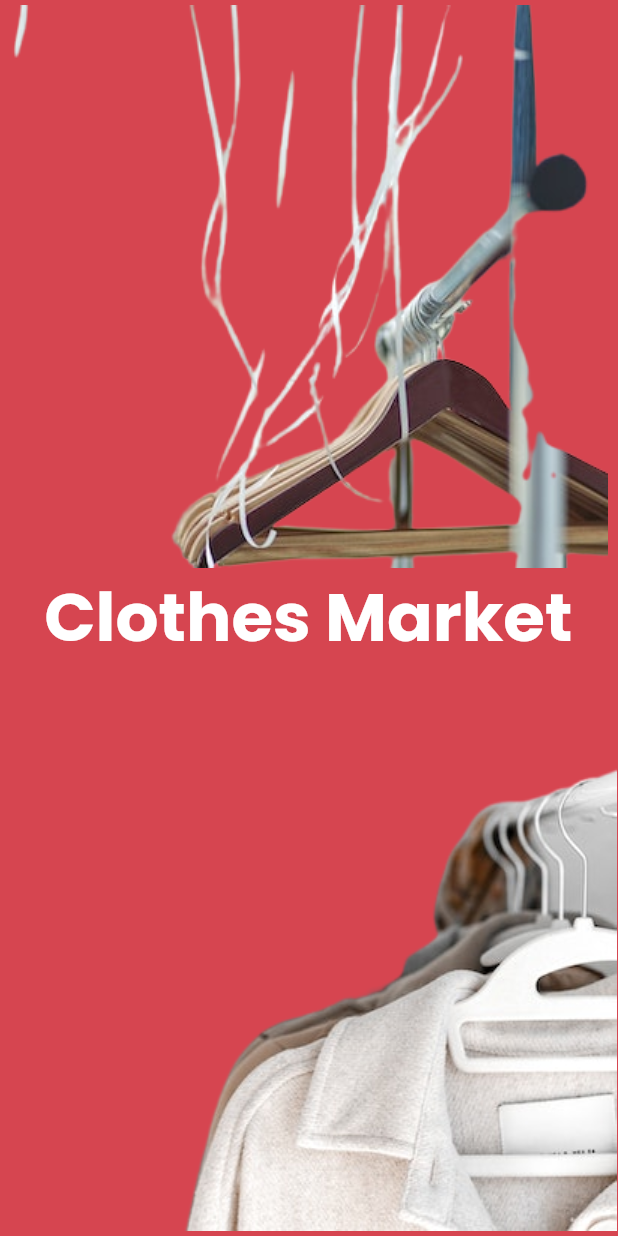
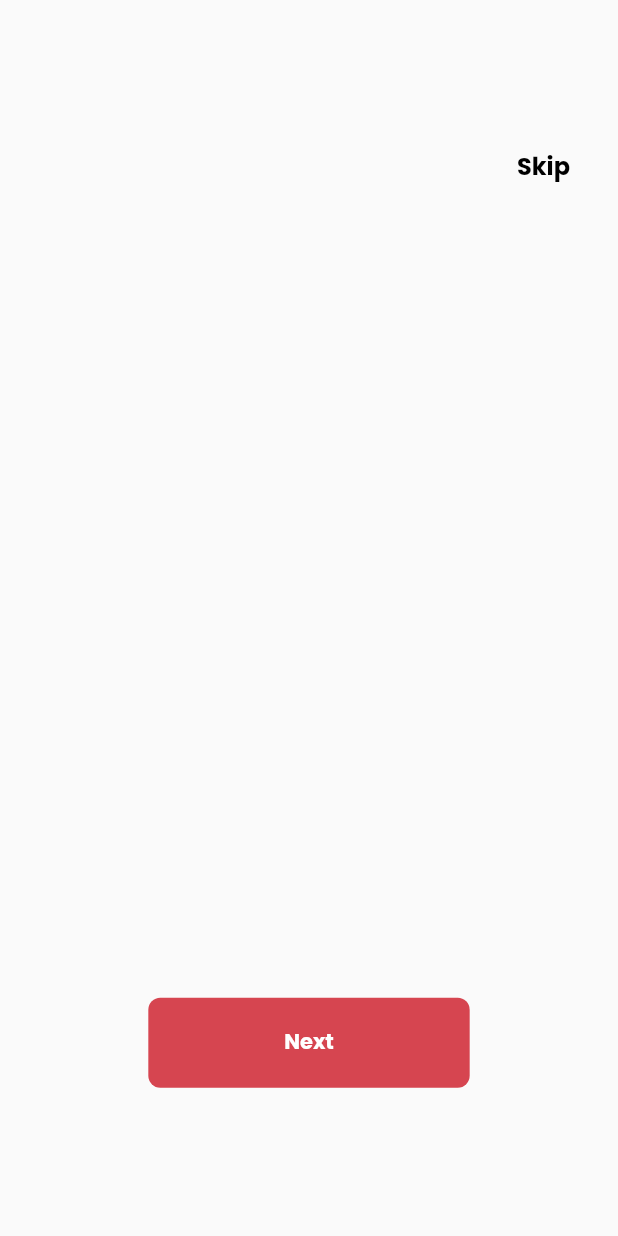
Before and after one commit to MohammedLaham/clothes_app, a Flutter app: the screen it shows after launch, on a phone screen of 412 x 824 dp. Run offline on Flutter 3.47's test engine with Material 2 defaults, Android fonts, the light colour scheme and no system bars; our stand-ins replace get.

Commit message:
create onBording and custom button

```diff
--- /dev/null
+++ b/lib/core/utils/size_conf.dart
@@ -0,0 +1,22 @@
+import 'package:flutter/cupertino.dart';
+
+class SizeConfig {
+  static double? screenWidth;
+  static double? screenHeight;
+  static double? defaultSize;
+  static Orientation? orientation;
+
+  void init(BuildContext context) {
+    screenWidth = MediaQuery
+        .of(context)
+        .size
+        .width;
+    screenHeight = MediaQuery
+        .of(context)
+        .size
+        .height;
+    defaultSize = orientation == Orientation.landscape
+        ? screenHeight! * .024
+        : screenWidth! * .024 ;
+  }
+}
--- /dev/null
+++ b/lib/core/widgwts/custom_button.dart
@@ -0,0 +1,26 @@
+import 'package:clothesmarketer/constants.dart';
+import 'package:clothesmarketer/core/utils/size_conf.dart';
+import 'package:flutter/material.dart';
+
+class CustomButton extends StatelessWidget {
+  const CustomButton({Key? key, required this.text}) : super(key: key);
+  final String text;
+
+  @override
+  Widget build(BuildContext context) {
+    return Container(
+      height: 60,
+      width: SizeConfig.screenWidth,
+      decoration:
+          BoxDecoration(color: pKColor, borderRadius: BorderRadius.circular(8)),
+      child: Center(
+        child: Text(
+          text,
+          style:const  TextStyle(
+              color: Colors.white, fontSize: 14, fontWeight: FontWeight.w500),
+          textAlign: TextAlign.left,
+        ),
+      ),
+    );
+  }
+}
--- /dev/null
+++ b/lib/features/on Bording/on_bording_view.dart
@@ -0,0 +1,13 @@
+import 'package:clothesmarketer/features/on%20Bording/widget/on_bording_body.dart';
+import 'package:flutter/material.dart';
+
+class OnBordingView extends StatelessWidget {
+  const OnBordingView({Key? key}) : super(key: key);
+
+  @override
+  Widget build(BuildContext context) {
+    return const Scaffold(
+      body:  OnBordingBody(),
+    );
+  }
+}
--- /dev/null
+++ b/lib/features/on Bording/widget/on_bording_body.dart
@@ -0,0 +1,35 @@
+import 'package:clothesmarketer/core/utils/size_conf.dart';
+import 'package:clothesmarketer/core/widgwts/custom_button.dart';
+import 'package:flutter/material.dart';
+
+class OnBordingBody extends StatelessWidget {
+  const OnBordingBody({Key? key}) : super(key: key);
+
+  @override
+  Widget build(BuildContext context) {
+    return Stack(
+      children: [
+        Positioned(
+            //هذه افضل من الميديا كويري
+            top: SizeConfig.defaultSize! * 10,
+            //top: MediaQuery.of(context).size.height*.1 ,//تعني نزلها من فوق 100 حسب حجم شاشة اي جهاز
+            right: 32,
+            child: const Text(
+              'Skip',
+              style: TextStyle(
+                  fontSize: 16,
+                  fontWeight: FontWeight.bold,
+                  color: Colors.black),
+              textAlign: TextAlign.left,
+            )),
+          Positioned(
+            left: SizeConfig.defaultSize!*10,
+              right: SizeConfig.defaultSize!*10,
+              bottom: SizeConfig.defaultSize!*10,
+              child:   const CustomButton(
+            text: 'Next',
+          ))
+      ],
+    );
+  }
+}
--- a/lib/features/splash/presentation/widget/splash_body.dart
+++ b/lib/features/splash/presentation/widget/splash_body.dart
@@ -1,4 +1,7 @@
+import 'package:clothesmarketer/core/utils/size_conf.dart';
+import 'package:clothesmarketer/features/on%20Bording/on_bording_view.dart';
 import 'package:flutter/material.dart';
+import 'package:get/get.dart';
 class SplashBody extends StatefulWidget {
   const SplashBody({Key? key}) : super(key: key);
 
@@ -12,9 +15,10 @@ class _SplashBodyState extends State<SplashBody> with SingleTickerProviderStateM
   @override
   void initState() {
     super.initState();
-    animationController=AnimationController(vsync: this,duration: Duration(milliseconds: 600));
+    animationController=AnimationController(vsync: this,duration: const Duration(milliseconds: 600));
     fadingAnimation=Tween<double>(begin: .2,end: 1).animate(animationController!);
     animationController?.repeat(reverse: true);
+    goToNextView();
   }
   @override
   void dispose() {
@@ -24,8 +28,8 @@ class _SplashBodyState extends State<SplashBody> with SingleTickerProviderStateM
   }
   @override
   Widget build(BuildContext context) {
+    SizeConfig().init(context);
     return  Container(
-
       child:  Column(
         mainAxisAlignment: MainAxisAlignment.center,
         children: [
@@ -35,11 +39,15 @@ class _SplashBodyState extends State<SplashBody> with SingleTickerProviderStateM
                color: Colors.white,
                fontSize: 45,
                fontWeight: FontWeight.bold,
-               fontFamily: 'Poppins'
            ),),),
           Image.asset('assest/images/splash_view_image.png')
         ],
       ),
     );
   }
+  void goToNextView(){
+    Future.delayed(const Duration(seconds: 3),(){
+      Get.to(()=>const OnBordingView(),transition:  Transition.fade);
+    });
+  }
 }
--- a/lib/main.dart
+++ b/lib/main.dart
@@ -11,7 +11,10 @@ class ClothApp extends StatelessWidget {
 
   @override
   Widget build(BuildContext context) {
-    return const GetMaterialApp(
-      home: SplashView(),);
+    return  GetMaterialApp(
+      theme: ThemeData(fontFamily: 'Poppins'),
+      debugShowCheckedModeBanner: false,
+
+      home:const  SplashView(),);
   }
 }
```
